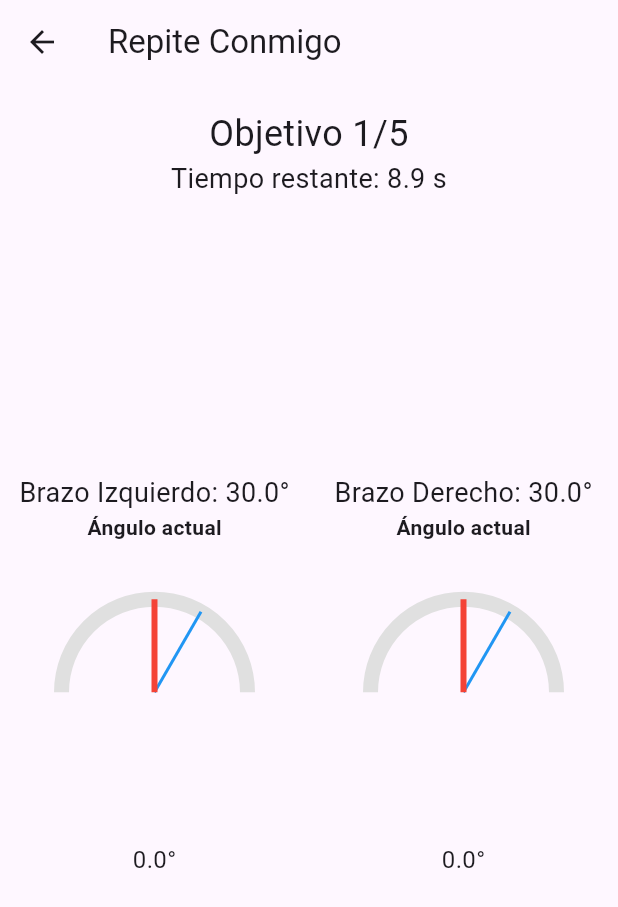
After one commit to VictoriaaRoman/Xsens, a Flutter app: the GameMenuScreen screen opened by its route, after a tap on "Evita los obstáculos", on a phone screen of 412 x 824 dp. The commit adds this screen. Shown: the top 907 px of the screen. Run offline on Flutter 3.47's test engine with Material 3 defaults, Android fonts, the phone set to English and light mode, and no system bars; our stand-ins replace fl_chart, permission_handler.

Commit message:
Implementació_Joc_RepiteConmigo

```diff
--- /dev/null
+++ b/lib/screens/game_RepiteConmigo.dart
@@ -0,0 +1,406 @@
+import 'dart:async';
+import 'dart:math' as math;
+import 'package:fl_chart/fl_chart.dart';
+import 'package:flutter/material.dart';
+import '../services/xsens_service.dart';
+
+class RepiteConmigoScreen extends StatefulWidget {
+  const RepiteConmigoScreen({super.key});
+
+  @override
+  State<RepiteConmigoScreen> createState() => _RepiteConmigoScreenState();
+}
+
+class _RepiteConmigoScreenState extends State<RepiteConmigoScreen> {
+  final List<String> connectedSensors = [];
+  final Map<String, Map<String, List<FlSpot>>> sensorData = {};
+  final Map<String, String> sensorNames = {};
+
+  final Map<String, String> dataLabels = {
+    'freeAccZ': 'Aceleración en la dirección vertical',
+    'gyrMag': 'Velocidad angular del movimiento',
+    'inclinationAngle': 'Ángulo respecto del plano horizontal',
+  };
+
+  final List<String> dataTypes = ['freeAccZ', 'gyrMag', 'inclinationAngle'];
+
+  StreamSubscription? _dataSubscription;
+  StreamSubscription? _connectionSubscription;
+
+  int currentTarget = 0;
+  final List<double> leftTargets = [30, -45, 60, -30, 0]; // Ejemplo de objetivos
+  final List<double> rightTargets = [30, -45, 60, -30, 0];
+  final List<bool> leftAchieved = List.filled(5, false);
+  final List<bool> rightAchieved = List.filled(5, false);
+  final List<double> leftTimes = List.filled(5, 0.0);
+  final List<double> rightTimes = List.filled(5, 0.0);
+
+  Timer? roundTimer;
+  Timer? holdTimer;
+  double roundElapsed = 0.0;
+  bool holding = false;
+  bool roundActive = false;
+
+  final String leftHandAddress = 'D4:22:CD:00:50:4A';
+  final String rightHandAddress = 'D4:22:CD:00:50:60';
+
+  @override
+  void initState() {
+    super.initState();
+    startRound();
+    XsensService.startMeasuring();
+
+    _dataSubscription = XsensService.sensorDataStream.listen((event) {
+      final address = event['address'] ?? '';
+      final timestamp = DateTime.now().millisecondsSinceEpoch.toDouble();
+
+      setState(() {
+        if (!connectedSensors.contains(address)) {
+          connectedSensors.add(address);
+        }
+
+        sensorData.putIfAbsent(address, () => {});
+        for (final key in dataTypes) {
+          final value = double.tryParse(event[key]?.toString() ?? '');
+          if (value != null) {
+            final list = sensorData[address]!.putIfAbsent(key, () => []);
+            list.add(FlSpot(timestamp, value));
+            final cutoff = timestamp - 10000; // últimos 10 segundos
+            sensorData[address]![key] = list.where((e) => e.x >= cutoff).toList();
+          }
+        }
+      });
+    });
+
+
+    _connectionSubscription = XsensService.connectionStatusStream.listen((event) {
+      final address = event['address'] ?? '';
+      final connected = event['connected'] ?? false;
+
+      setState(() {
+        if (connected && !connectedSensors.contains(address)) {
+          connectedSensors.add(address);
+        } else if (!connected) {
+          connectedSensors.remove(address);
+        }
+      });
+    });
+
+    XsensService.sensorStream.listen((sensor) {
+      final address = sensor['address'] ?? '';
+      final name = sensor['name'] ?? '';
+      setState(() {
+        sensorNames[address] = name;
+      });
+    });
+  }
+
+  @override
+  void dispose() {
+    XsensService.stopMeasuring();
+    _dataSubscription?.cancel();
+    _connectionSubscription?.cancel();
+    super.dispose();
+  }
+
+  double getMinY(String type) {
+    switch (type) {
+      case 'inclinationAngle':
+        return -90;
+      case 'freeAccZ':
+        return -10;
+      case 'gyrMag':
+        return 0; // La magnitud del giro no debería ser negativa
+      default:
+        return -10;
+    }
+  }
+
+  double getMaxY(String type) {
+    switch (type) {
+      case 'inclinationAngle':
+        return 90;
+      case 'freeAccZ':
+        return 10;
+      case 'gyrMag':
+        return 500;
+      default:
+        return 10;
+    }
+  }
+
+  void finishRound(bool achieved) {
+    roundTimer?.cancel();
+    holdTimer?.cancel();
+    roundActive = false;
+
+    leftAchieved[currentTarget] = achieved;
+    rightAchieved[currentTarget] = achieved;
+    leftTimes[currentTarget] = roundElapsed;
+    rightTimes[currentTarget] = roundElapsed;
+
+    if (currentTarget < leftTargets.length - 1) {
+      setState(() {
+        currentTarget++;
+      });
+      startRound();
+    } else {
+      setState(() {
+        currentTarget++;
+      }); // Esto fuerza el build y mostrará _buildResultsScreen
+    }
+  }
+
+  double getCurrentAngle(String address) {
+    final data = sensorData[address]?['inclinationAngle'] ?? [];
+    return data.isNotEmpty ? data.last.y : 0.0;
+  }
+  void startRound() {
+    roundActive = true;
+    holding = false;
+    roundElapsed = 0.0;
+
+    roundTimer?.cancel();
+    holdTimer?.cancel();
+
+    roundTimer = Timer.periodic(const Duration(milliseconds: 100), (timer) {
+      setState(() {
+        roundElapsed += 0.1;
+        final leftAngle = getCurrentAngle(leftHandAddress);
+        final rightAngle = getCurrentAngle(rightHandAddress);
+
+        final leftOk = (leftAngle - leftTargets[currentTarget]).abs() < 5;
+        final rightOk = (rightAngle - rightTargets[currentTarget]).abs() < 5;
+
+        if (leftOk && rightOk && !holding) {
+          holding = true;
+          holdTimer = Timer(const Duration(seconds: 3), () {
+            finishRound(true);
+          });
+        } else if (!leftOk || !rightOk) {
+          holding = false;
+          holdTimer?.cancel();
+        }
+
+        if (roundElapsed >= 10.0) {
+          finishRound(false);
+        }
+      });
+    });
+  }
+
+  @override
+  Widget build(BuildContext context) {
+    if (currentTarget >= leftTargets.length) {
+      return _buildResultsScreen(context);
+    }
+
+    return Scaffold(
+      appBar: AppBar(title: const Text('Repite Conmigo')),
+      body: Column(
+        crossAxisAlignment: CrossAxisAlignment.stretch,
+        children: [
+          const SizedBox(height: 16),
+          Text(
+            'Objetivo ${currentTarget + 1}/5',
+            style: const TextStyle(fontSize: 24),
+            textAlign: TextAlign.center,
+          ),
+          Text(
+            'Tiempo restante: ${(10 - roundElapsed).toStringAsFixed(1)} s',
+            style: const TextStyle(fontSize: 18),
+            textAlign: TextAlign.center,
+          ),
+          Expanded(
+            child: Row(
+              children: [
+                Expanded(
+                  child: Column(
+                    mainAxisAlignment: MainAxisAlignment.center,
+                    children: [
+                      Text('Brazo Izquierdo: ${leftTargets[currentTarget]}°',
+                          style: const TextStyle(fontSize: 18)),
+                      InclinationGaugeWidget(
+                        address: leftHandAddress,
+                        sensorData: sensorData,
+                        minAngle: getMinY('inclinationAngle'),
+                        maxAngle: getMaxY('inclinationAngle'),
+                        targetAngle: leftTargets[currentTarget],
+                      ),
+                    ],
+                  ),
+                ),
+                Expanded(
+                  child: Column(
+                    mainAxisAlignment: MainAxisAlignment.center,
+                    children: [
+                      Text('Brazo Derecho: ${rightTargets[currentTarget]}°',
+                          style: const TextStyle(fontSize: 18)),
+                      InclinationGaugeWidget(
+                        address: rightHandAddress,
+                        sensorData: sensorData,
+                        minAngle: getMinY('inclinationAngle'),
+                        maxAngle: getMaxY('inclinationAngle'),
+                        targetAngle: rightTargets[currentTarget],
+                      ),
+                    ],
+                  ),
+                ),
+              ],
+            ),
+          ),
+          SizedBox(
+            height: 40,
+            child: Center(
+              child: holding
+                ? Text(
+                    '¡Mantén la posición!',
+                    style: const TextStyle(color: Colors.green, fontSize: 22),
+                    textAlign: TextAlign.center,
+                  )
+                : null,
+            ),
+          ),
+          const SizedBox(height: 16),
+        ],
+      ),
+    );
+  }
+
+  Widget _buildResultsScreen(BuildContext context) {
+    return Scaffold(
+      appBar: AppBar(title: const Text('Resultados')),
+      body: Column(
+        children: [
+          const SizedBox(height: 16),
+          Text('Resultados:', style: const TextStyle(fontSize: 20)),
+          ...List.generate(leftTargets.length, (i) => ListTile(
+            title: Text('Objetivo ${i + 1}: ${leftAchieved[i] ? "✔️" : "❌"}'),
+            subtitle: Text('Tiempo: ${leftTimes[i].toStringAsFixed(1)} s'),
+          )),
+          const SizedBox(height: 24),
+          ElevatedButton(
+            onPressed: () {
+              Navigator.pushReplacementNamed(context, '/game_menu_screen');
+            },
+            child: const Text('Ir al menú de juegos'),
+          ),
+          ElevatedButton(
+            onPressed: () {
+              setState(() {
+                currentTarget = 0;
+                leftAchieved.fillRange(0, leftAchieved.length, false);
+                rightAchieved.fillRange(0, rightAchieved.length, false);
+                leftTimes.fillRange(0, leftTimes.length, 0.0);
+                rightTimes.fillRange(0, rightTimes.length, 0.0);
+              });
+              startRound();
+            },
+            child: const Text('Volver a jugar'),
+          ),
+        ],
+      ),
+    );
+  }
+}
+
+class InclinationGaugeWidget extends StatelessWidget {
+  final String address;
+  final Map<String, Map<String, List<FlSpot>>> sensorData;
+  final double minAngle;
+  final double maxAngle;
+  final double targetAngle; // <-- NUEVO
+
+  const InclinationGaugeWidget({
+    super.key,
+    required this.address,
+    required this.sensorData,
+    required this.minAngle,
+    required this.maxAngle,
+    required this.targetAngle, // <-- NUEVO
+  });
+
+  @override
+  Widget build(BuildContext context) {
+    final data = sensorData[address]?['inclinationAngle'] ?? [];
+    final angle = data.isNotEmpty ? data.last.y : 0.0;
+
+    return Column(
+      children: [
+        Text('Ángulo actual', style: const TextStyle(fontWeight: FontWeight.bold)),
+        SizedBox(
+          height: 200, // antes 120
+          width: 140,  // antes 80
+          child: CustomPaint(
+            painter: _InclinationGaugePainter(
+              angle: angle,
+              minAngle: minAngle,
+              maxAngle: maxAngle,
+              targetAngle: targetAngle,
+            ),
+          ),
+        ),
+        Text('${angle.toStringAsFixed(1)}°', style: const TextStyle(fontSize: 16)),
+      ],
+    );
+  }
+}
+
+class _InclinationGaugePainter extends CustomPainter {
+  final double angle;
+  final double minAngle;
+  final double maxAngle;
+  final double targetAngle; // <-- NUEVO
+
+  _InclinationGaugePainter({
+    required this.angle,
+    required this.minAngle,
+    required this.maxAngle,
+    required this.targetAngle, // <-- NUEVO
+  });
+
+  @override
+  void paint(Canvas canvas, Size size) {
+    final center = Offset(size.width / 2, size.height / 2);
+    final radius = size.width / 2 - 8;
+    final rect = Rect.fromCircle(center: center, radius: radius);
+
+    // Semicírculo
+    final arcPaint = Paint()
+      ..color = Colors.grey.shade300
+      ..style = PaintingStyle.stroke
+      ..strokeWidth = 10;
+    canvas.drawArc(rect, math.pi, math.pi, false, arcPaint);
+
+    // Línea azul en el objetivo
+    final normalizedTarget = ((targetAngle - minAngle) / (maxAngle - minAngle)).clamp(0.0, 1.0);
+    final thetaTarget = math.pi + normalizedTarget * math.pi;
+    final targetPaint = Paint()
+      ..color = Colors.blue
+      ..strokeWidth = 2;
+    final targetX = center.dx + radius * math.cos(thetaTarget);
+    final targetY = center.dy + radius * math.sin(thetaTarget);
+    canvas.drawLine(
+      center,
+      Offset(targetX, targetY),
+      targetPaint,
+    );
+
+    // Ángulo actual (rojo)
+    final normalized = ((angle - minAngle) / (maxAngle - minAngle)).clamp(0.0, 1.0);
+    final theta = math.pi + normalized * math.pi;
+    final markerPaint = Paint()
+      ..color = Colors.red
+      ..strokeWidth = 4;
+    final markerX = center.dx + radius * math.cos(theta);
+    final markerY = center.dy + radius * math.sin(theta);
+    canvas.drawLine(
+      center,
+      Offset(markerX, markerY),
+      markerPaint,
+    );
+  }
+
+  @override
+  bool shouldRepaint(covariant CustomPainter oldDelegate) => true;
+}
--- /dev/null
+++ b/lib/screens/game_menu_screen.dart
@@ -0,0 +1,46 @@
+// game_menu_screen.dart
+import 'package:flutter/material.dart';
+import 'game_RepiteConmigo.dart';
+import 'package:xsense_demo/screens/game_menu_screen.dart';
+
+class GameMenuScreen extends StatelessWidget {
+  const GameMenuScreen({super.key});
+
+  @override
+  Widget build(BuildContext context) {
+    return Scaffold(
+      appBar: AppBar(title: const Text('Menú de Juegos')),
+      body: ListView(
+        padding: const EdgeInsets.all(20),
+        children: [
+          ElevatedButton.icon(
+            icon: const Icon(Icons.rocket_launch),
+            label: const Text('Evita los obstáculos'),
+            onPressed: () {
+              Navigator.push(
+                context,
+                MaterialPageRoute(builder: (context) => RepiteConmigoScreen()),
+              );
+            },
+          ),
+          /*const SizedBox(height: 20),
+          ElevatedButton.icon(
+            icon: const Icon(Icons.music_note),
+            label: const Text('Sigue el ritmo'),
+            onPressed: () {
+              // Placeholder para futuros juegos
+            },
+          ),
+          const SizedBox(height: 20),
+          ElevatedButton.icon(
+            icon: const Icon(Icons.memory),
+            label: const Text('Repite el patrón'),
+            onPressed: () {
+              // Placeholder para futuros juegos
+            },
+          ),*/
+        ],
+      ),
+    );
+  }
+}
--- a/lib/services/xsens_service.dart
+++ b/lib/services/xsens_service.dart
@@ -93,6 +93,11 @@ class XsensService {
           final tag = tagData['tag'] as String;
           sensorTags[address] = tag;
           break;
+        case 'onConnectionChanged':
+          final conn = Map<String, dynamic>.from(call.arguments);
+          _connectionStatusController.add(conn);
+          break;
+
       }
     });
   }
```
Also changed, not shown: lib/main.dart (+7 -1 lines), lib/screens/home_screen.dart (+15 -3 lines), 1 other file.
